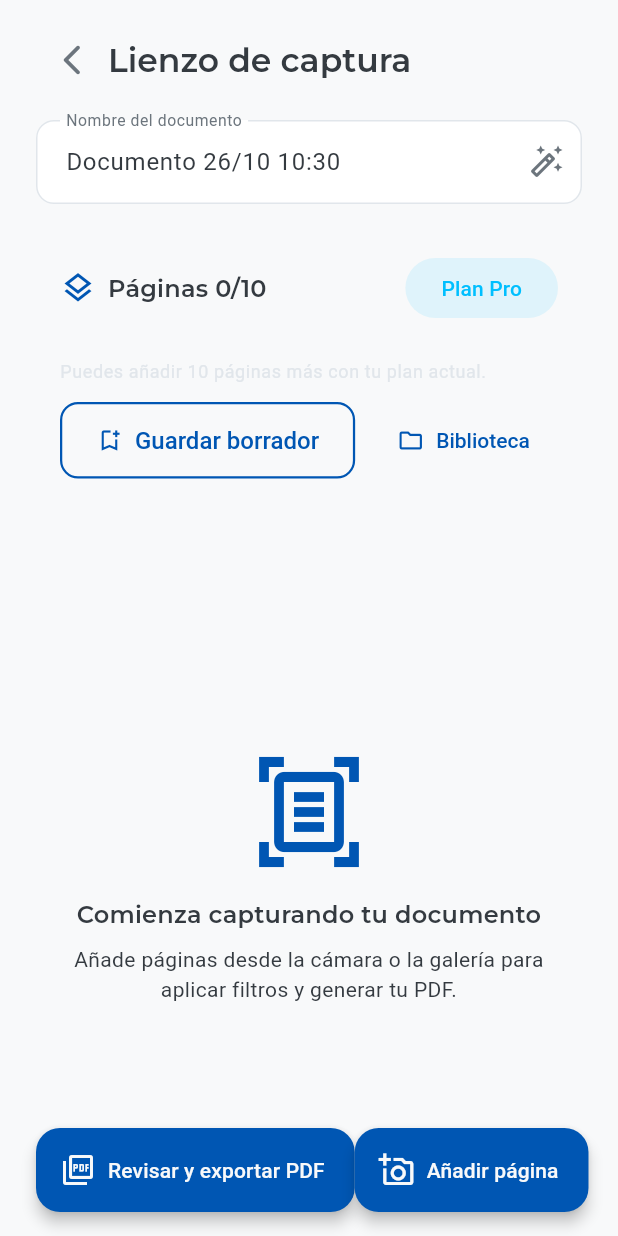
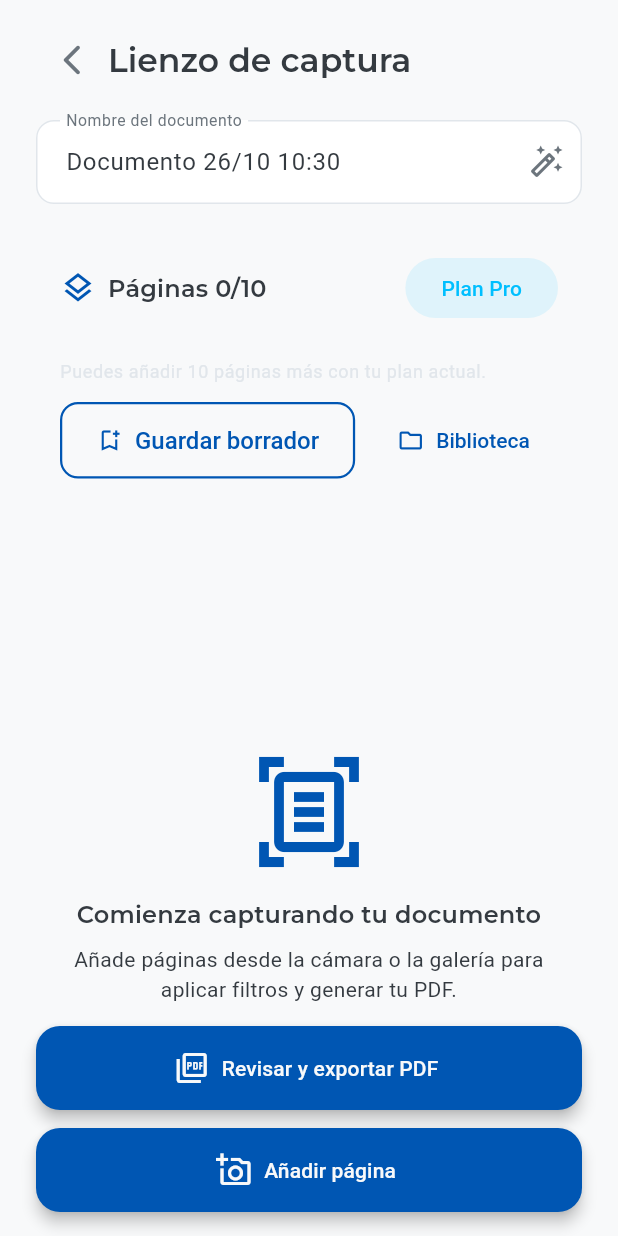
Before and after one commit to RRober97/EasyScanPDF, a Flutter app: the MainScanningScreen screen opened by its route, on a phone screen of 412 x 824 dp. Run offline on Flutter 3.47's test engine with Material 3 defaults, Android fonts, the phone set to English and light mode, and no system bars; our stand-ins replace cached_network_image, camera, connectivity_plus, flutter_animate, flutter_cache_manager, flutter_riverpod and 10 more; missing offline and left inert: crop_your_image.

Commit message:
Improve floating actions layout on scanning screen

```diff
--- a/lib/presentation/main_scanning_screen/main_scanning_screen.dart
+++ b/lib/presentation/main_scanning_screen/main_scanning_screen.dart
@@ -182,9 +182,13 @@ class _MainScanningScreenState extends ConsumerState<MainScanningScreen> {
       floatingActionButtonLocation: FloatingActionButtonLocation.centerFloat,
       floatingActionButton: Padding(
         padding: const EdgeInsets.symmetric(horizontal: 24),
-        child: Row(
+        child: Column(
+          mainAxisSize: MainAxisSize.min,
+          crossAxisAlignment: CrossAxisAlignment.stretch,
           children: [
-            FloatingActionButton.extended(
+            SizedBox(
+              width: double.infinity,
+              child: FloatingActionButton.extended(
                 heroTag: 'export-fab',
                 onPressed: session.pages.isEmpty
                     ? () => Fluttertoast.showToast(
@@ -203,12 +207,16 @@ class _MainScanningScreenState extends ConsumerState<MainScanningScreen> {
                 icon: const Icon(Icons.picture_as_pdf_outlined),
                 label: const Text('Revisar y exportar PDF'),
               ),
-            const Spacer(),
-            FloatingActionButton.extended(
+            ),
+            const SizedBox(height: 12),
+            SizedBox(
+              width: double.infinity,
+              child: FloatingActionButton.extended(
                 heroTag: 'add-page-fab',
                 onPressed: _showAddOptions,
                 icon: const Icon(Icons.add_a_photo_outlined),
                 label: const Text('Añadir página'),
+              ),
             ),
           ],
         ),
```
Lines whose indentation alone changed are shown as unchanged.
